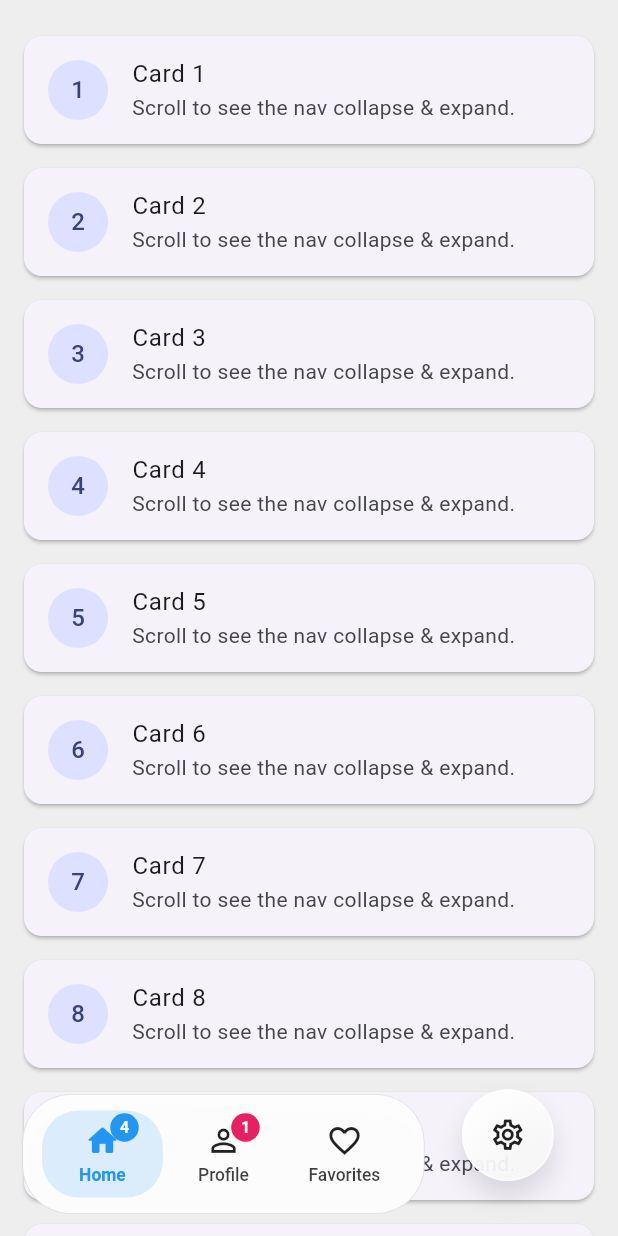
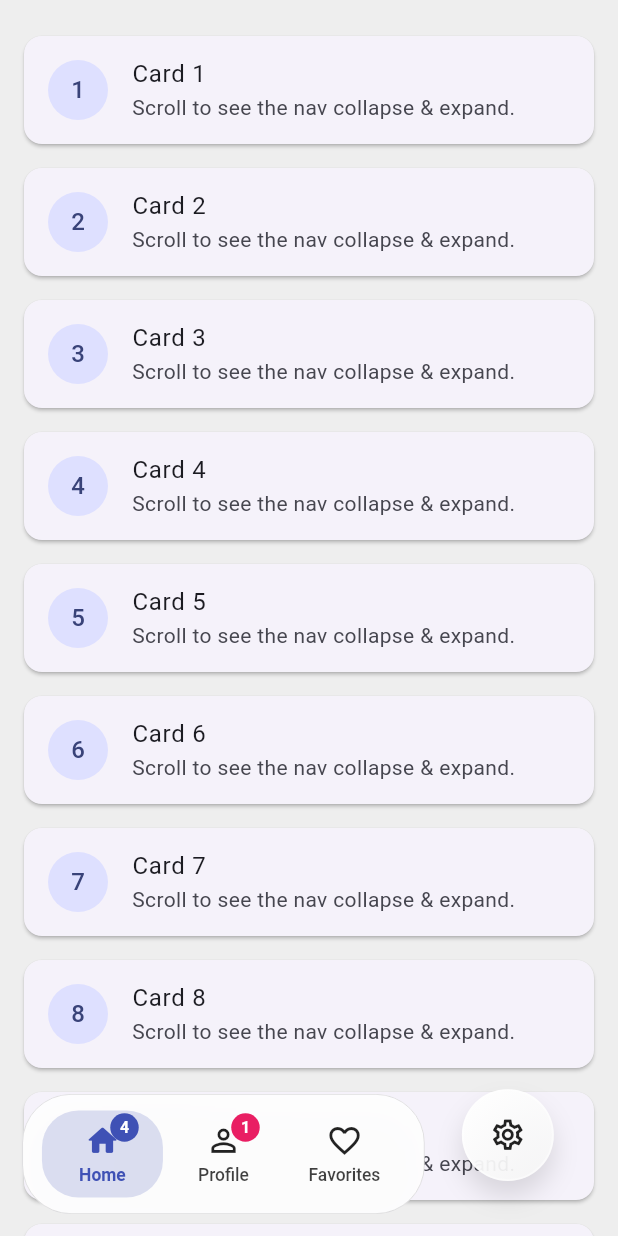
Before and after one commit to mesutissever/adaptive_nav_bar, a Flutter app: the screen it shows after launch, on a phone screen of 412 x 824 dp. Run offline on Flutter 3.47's test engine with Material 3 defaults, Android fonts, the phone set to English and light mode, and no system bars; missing offline and left inert: cupertino_native.

Commit message:
feat: Update README and main.dart for enhanced iOS 26 navigation styles and multiple detached nav items

```diff
--- a/example/lib/main.dart
+++ b/example/lib/main.dart
@@ -45,25 +45,25 @@ class _DemoHomeState extends State<_DemoHome> {
       compactScale: 0.58,
       hapticIntensity: NavHapticIntensity.medium,
     ),
-    // iOS 26 Style - Tüm platformlarda kullanılır (iOS 26+ hariç, o native kullanır)
+    // Custom pill style rendered on Android + iOS <= 25
     ios26Style: const iOS26NavStyle(
-      barHeight: 82, // Tab bar yüksekliği
-      borderRadius: 32, // Kenar yuvarlaklığı
-      blurSigma: 30, // Blur efekti yoğunluğu
-      backgroundAlpha: 0.92, // Arka plan saydamlığı
-      borderAlpha: 0.15, // Çerçeve saydamlığı
-      selectedBackgroundAlpha: 0.15, // Seçili tab arka plan saydamlığı
-      selectedBorderRadius: 24, // Seçili tab yuvarlaklığı
-      activeColor: Colors.blue, // Seçili tab rengi
-      inactiveColor: Colors.black87, // Seçili olmayan tab rengi
-      backgroundColor: Colors.white, // Ana arka plan rengi
-      labelBehavior: NavLabelBehavior.always, // Label gösterimi
-      iconSize: 24, // İkon boyutu
-      itemSpacing: 4, // Icon-label arası boşluk
-      verticalPadding: 8, // Dikey padding
-      horizontalPadding: 12, // Yatay padding
+      barHeight: 82,
+      borderRadius: 32,
+      blurSigma: 30,
+      backgroundAlpha: 0.92,
+      borderAlpha: 0.15,
+      selectedBackgroundAlpha: 0.18,
+      selectedBorderRadius: 24,
+      activeColor: Colors.indigo,
+      inactiveColor: Colors.black87,
+      backgroundColor: Colors.white,
+      labelBehavior: NavLabelBehavior.always,
+      iconSize: 24,
+      itemSpacing: 4,
+      verticalPadding: 8,
+      horizontalPadding: 12,
     ),
-    // iOS 26+ için native CNTabBar kullanılırken bu ayarlar aktif olur
+    // Native CNTabBar overrides (iOS 26+ devices)
     iosStyle: const CupertinoNavStyle(
       activeColor: Colors.indigo,
       inactiveColor: Colors.black,
@@ -77,25 +77,12 @@ class _DemoHomeState extends State<_DemoHome> {
       selectedLabelTextStyle: TextStyle(fontWeight: FontWeight.w600),
     ),
 
-    // ⭐ PARAMETRİK DETACHED BUTTON SİSTEMİ ⭐
-    // İstediğiniz butonları ayrı gösterebilirsiniz
-    // Örnek 1: Sadece Settings butonunu ayrı yap
-    detachedIndexes: const [3], // Son buton (Settings) ayrı gösterilir
-    // Örnek 2: Birden fazla buton ayrı yapmak için
-    // detachedIndexes: const [2, 3],  // Favorites ve Settings ayrı
-
-    // Örnek 3: Hiçbir buton ayrı olmasın
-    // detachedIndexes: const [],
-
-    // Detached butonların görünümünü özelleştirin
+    // Float the Settings item; add more indexes for extra bubbles.
+    detachedIndexes: const [3],
     detachedItemPadding: const EdgeInsets.only(right: 28, bottom: 22),
     detachedItemSpacing: 14,
     detachedItemSize: 58,
-
-    // İsterseniz custom builder ile tamamen özel tasarım yapabilirsiniz
-    // detachedItemBuilder: (context, item, isSelected) {
-    //   return Container(...); // Kendi tasarımınız
-    // },
+    // detachedItemBuilder: _buildCustomBubble, // Uncomment to fully override.
   );
 
   List<NavItemConfig> get _navItems => const [
@@ -104,7 +91,7 @@ class _DemoHomeState extends State<_DemoHome> {
       materialIcon: Icons.home_outlined,
       materialSelectedIcon: Icons.home_rounded,
       cupertinoSymbol: 'house.fill',
-      badgeCount: 4, // Badge sayısı
+      badgeCount: 4,
     ),
     NavItemConfig(
       label: 'Profile',
@@ -112,7 +99,7 @@ class _DemoHomeState extends State<_DemoHome> {
       materialSelectedIcon: Icons.person,
       cupertinoSymbol: 'person.fill',
       badgeCount: 1,
-      badgeColor: Colors.pink, // Badge özel rengi
+      badgeColor: Colors.pink,
     ),
     NavItemConfig(
       label: 'Favorites',
--- a/lib/src/adaptive_nav_scaffold.dart
+++ b/lib/src/adaptive_nav_scaffold.dart
@@ -570,7 +570,7 @@ class _AdaptiveNavBarState extends State<AdaptiveNavBar> {
       padding: EdgeInsets.only(
         left: horizontalMargin,
         right: horizontalMargin,
-        bottom: 8.adaptive_h, // Alt çentikten boşluk
+        // bottom: 50.adaptive_h, // Alt çentikten boşluk
       ),
       child: navBar,
     );
```
Also changed, not shown: 1 other file.
